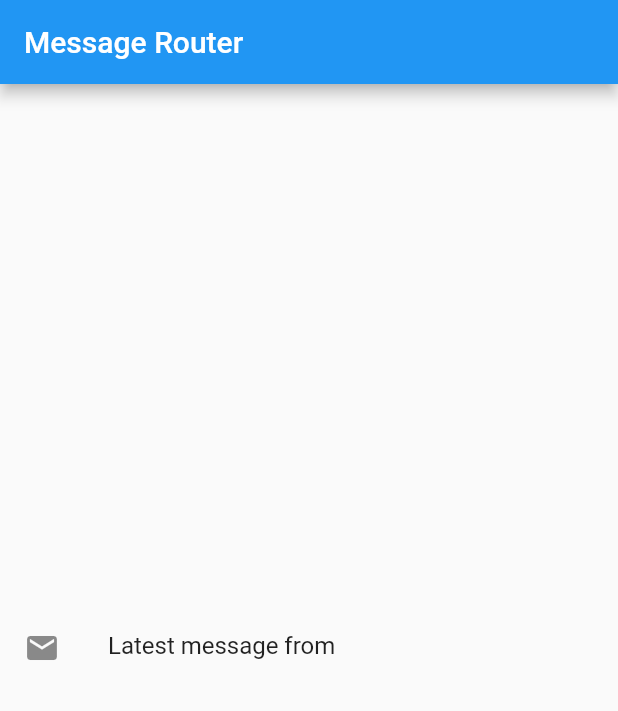
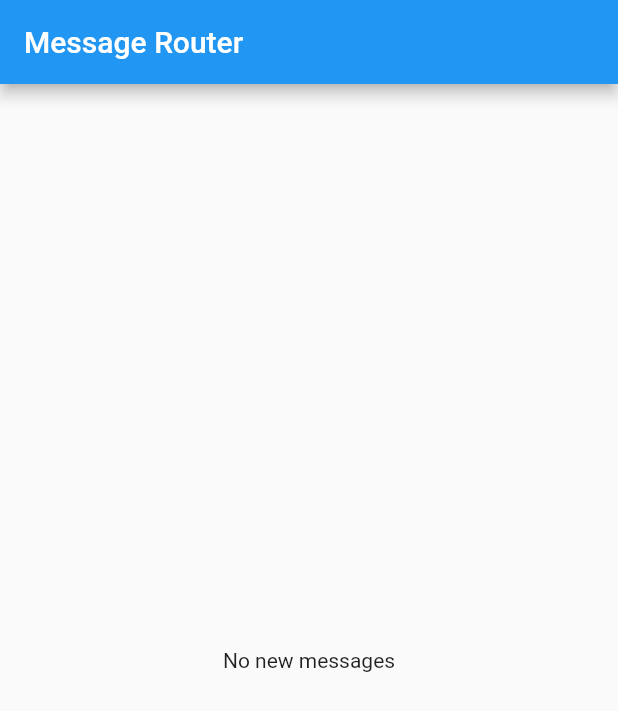
Before and after one commit to DeekshitGangadhar/sms_router_kwa, a Flutter app: the screen it shows after launch, on a phone screen of 412 x 824 dp. Shown: the top 711 px of the screen. Run offline on Flutter 3.47's test engine with Material 2 defaults, Android fonts, the phone set to English and light mode, and no system bars; missing offline and left inert: sms, telephony.

Commit message:
msg receiver beta page

```diff
--- a/flutter_sms_router/lib/main.dart
+++ b/flutter_sms_router/lib/main.dart
@@ -2,6 +2,7 @@
   import 'package:flutter/material.dart';
   import 'package:flutter_sms_router/pages/my_inbox.dart';
   import 'package:flutter_sms_router/pages/msg_receiver.dart';
+  import 'package:flutter_sms_router/pages/msg_receiver_beta.dart';
 
 void main() {
   runApp(MyApp());
@@ -18,7 +19,7 @@ class _MyAppState extends State<MyApp> {
   @override
   Widget build(BuildContext context) {
     return MaterialApp(
-      home: MsgReceiver(),
+      home: MsgReceiverBeta(),
     );
   }
 }
--- /dev/null
+++ b/flutter_sms_router/lib/pages/msg_receiver_beta.dart
@@ -0,0 +1,85 @@
+import 'package:flutter/material.dart';
+import 'package:telephony/telephony.dart';
+
+onBackgroundMessage(SmsMessage message) {
+  debugPrint("onBackgroundMessage called");
+}
+
+class MsgReceiverBeta extends StatefulWidget {
+  const MsgReceiverBeta({ Key? key }) : super(key: key);
+
+  @override
+  State<MsgReceiverBeta> createState() => _MsgReceiverBetaState();
+}
+
+class _MsgReceiverBetaState extends State<MsgReceiverBeta> {
+  final GlobalKey<ScaffoldState> _scaffoldKey_1 = GlobalKey<ScaffoldState>();
+
+  String _message = "";
+  String _phone = "";
+  List<SmsMessage> messages = [];
+  final telephony = Telephony.instance;
+
+  @override
+  void initState() {
+    super.initState();
+    initPlatformState();
+  }
+
+  onMessage(SmsMessage message) async {
+    // print("New Message received $message");
+    setState(() {
+      _message = message.body ?? "Error reading message body.";
+      _phone = message.address ?? "Error reading message address." ;
+      messages.add(message);
+    });
+  }
+
+  Future<void> initPlatformState() async {
+    telephony.listenIncomingSms(
+          onNewMessage: onMessage, onBackgroundMessage: onBackgroundMessage);
+
+    if (!mounted) return;
+  }
+
+  @override
+  Widget build(BuildContext context) {
+    return Scaffold(
+      key: _scaffoldKey_1,
+      appBar: AppBar(
+        title: Text('Message Router'),
+      ),
+      body: Builder(
+        builder: (context) {
+          if (messages.length == 0){
+            return Center(child: Text('No new messages'));
+          } else {
+            return ListView.separated(
+              separatorBuilder: (context, index) => Divider(color: Colors.black),
+                  itemCount: messages.length,
+                  itemBuilder: (context, index) {
+                    print(messages.length);
+
+                    return Padding(
+                      padding: const EdgeInsets.all(8.0),
+                      child: ListTile(
+                        leading: Icon(
+                          Icons.markunread,
+                        ),
+                        title: Text(messages[index].address ?? "Failed to get phone number"),
+                        subtitle: Text(
+                          messages[index].body ?? "Failed to get message body",
+                          maxLines: 2,
+                          style: TextStyle(),
+                        ),
+                      ),
+                    );
+                  },
+            );
+          }
+
+        }
+      ),
+    );
+  }
+}
```
Also changed, not shown: flutter_sms_router/lib/pages/msg_receiver.dart (+0 -11 lines).
